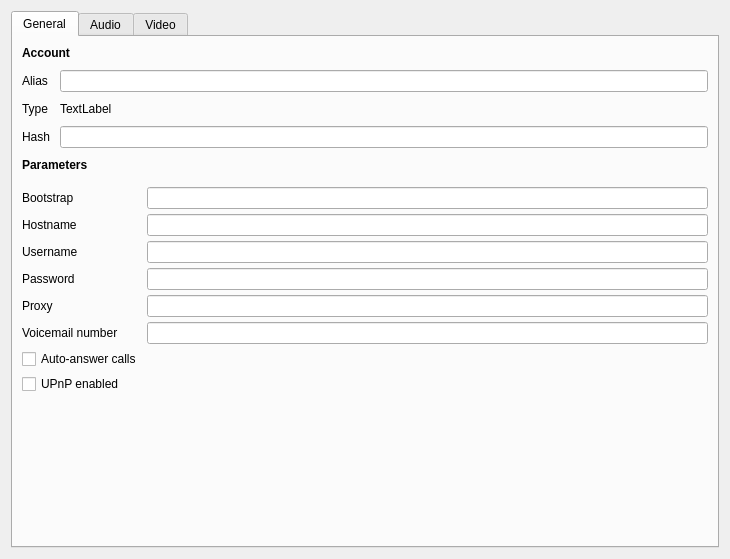
Old version of the form accountdetails.ui in the repository savoirfairelinux/jami-client-windows.
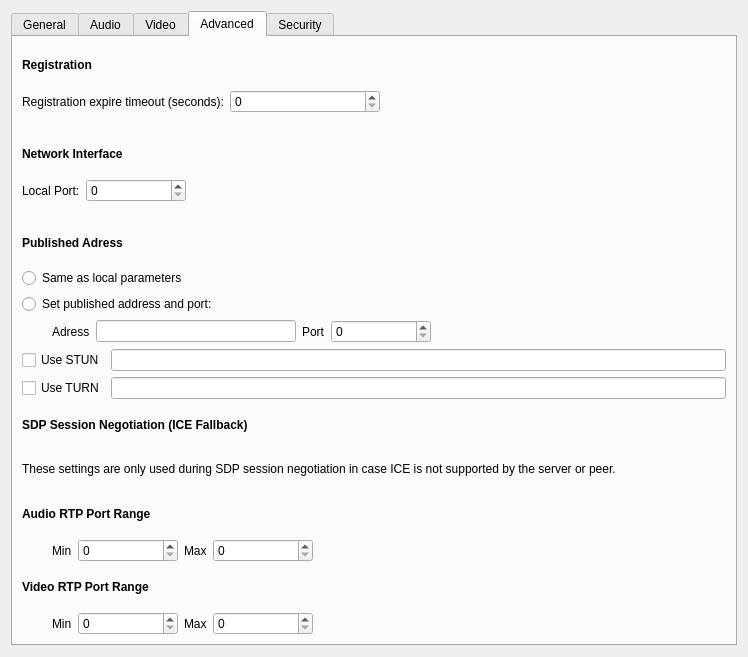
New version of the form. Icons and pictures are not drawn.

Commit message:
settings : add advanced and security settings
Refs

```diff
--- a/accountdetails.ui
+++ b/accountdetails.ui
@@ -6,8 +6,8 @@
    <rect>
     <x>0</x>
     <y>0</y>
-    <width>730</width>
-    <height>559</height>
+    <width>748</width>
+    <height>657</height>
    </rect>
   </property>
   <property name="windowTitle">
@@ -17,7 +17,7 @@
    <item>
     <widget class="QTabWidget" name="tabWidget">
      <property name="currentIndex">
-      <number>0</number>
+      <number>3</number>
      </property>
      <widget class="QWidget" name="gen_tab">
       <attribute name="title">
@@ -209,7 +209,51 @@
             </widget>
            </item>
            <item row="5" column="1">
-            <widget class="QLineEdit" name="voicemailEdit"/>
+            <widget class="QLineEdit" name="lrcfg_mailbox"/>
+           </item>
+           <item row="8" column="0">
+            <widget class="QLabel" name="label">
+             <property name="text">
+              <string>DTMF tone type</string>
+             </property>
+            </widget>
+           </item>
+           <item row="8" column="1">
+            <layout class="QHBoxLayout" name="horizontalLayout_2">
+             <item>
+              <widget class="QRadioButton" name="rtpRadio">
+               <property name="text">
+                <string>RTP</string>
+               </property>
+               <attribute name="buttonGroup">
+                <string notr="true">dtmfGroup</string>
+               </attribute>
+              </widget>
+             </item>
+             <item>
+              <widget class="QRadioButton" name="sipRadio">
+               <property name="text">
+                <string>SIP</string>
+               </property>
+               <attribute name="buttonGroup">
+                <string notr="true">dtmfGroup</string>
+               </attribute>
+              </widget>
+             </item>
+             <item>
+              <spacer name="horizontalSpacer">
+               <property name="orientation">
+                <enum>Qt::Horizontal</enum>
+               </property>
+               <property name="sizeHint" stdset="0">
+                <size>
+                 <width>40</width>
+                 <height>20</height>
+                </size>
+               </property>
+              </spacer>
+             </item>
+            </layout>
            </item>
           </layout>
          </item>
@@ -372,6 +416,635 @@
        </item>
       </layout>
      </widget>
+     <widget class="QWidget" name="advancedTab">
+      <attribute name="title">
+       <string>Advanced</string>
+      </attribute>
+      <layout class="QVBoxLayout" name="verticalLayout_7">
+       <item>
+        <widget class="QLabel" name="label_2">
+         <property name="font">
+          <font>
+           <weight>75</weight>
+           <bold>true</bold>
+          </font>
+         </property>
+         <property name="text">
+          <string>Registration</string>
+         </property>
+        </widget>
+       </item>
+       <item>
+        <layout class="QFormLayout" name="formLayout_3">
+         <item row="0" column="0">
+          <widget class="QLabel" name="label_9">
+           <property name="text">
+            <string>Registration expire timeout (seconds):</string>
+           </property>
+          </widget>
+         </item>
+         <item row="0" column="1">
+          <widget class="QSpinBox" name="lrcfg_registrationExpire">
+           <property name="maximumSize">
+            <size>
+             <width>150</width>
+             <height>16777215</height>
+            </size>
+           </property>
+          </widget>
+         </item>
+        </layout>
+       </item>
+       <item>
+        <widget class="QLabel" name="label_3">
+         <property name="font">
+          <font>
+           <weight>75</weight>
+           <bold>true</bold>
+          </font>
+         </property>
+         <property name="text">
+          <string>Network Interface</string>
+         </property>
+        </widget>
+       </item>
+       <item>
+        <layout class="QFormLayout" name="formLayout_4">
+         <item row="0" column="0">
+          <widget class="QLabel" name="label_10">
+           <property name="text">
+            <string>Local Port:</string>
+           </property>
+          </widget>
+         </item>
+         <item row="0" column="1">
+          <layout class="QHBoxLayout" name="horizontalLayout_7">
+           <item>
+            <widget class="QSpinBox" name="lrcfg_localPort">
+             <property name="minimumSize">
+              <size>
+               <width>100</width>
+               <height>0</height>
+              </size>
+             </property>
+             <property name="maximum">
+              <number>65535</number>
+             </property>
+            </widget>
+           </item>
+           <item>
+            <spacer name="horizontalSpacer_4">
+             <property name="orientation">
+              <enum>Qt::Horizontal</enum>
+             </property>
+             <property name="sizeHint" stdset="0">
+              <size>
+               <width>40</width>
+               <height>20</height>
+              </size>
+             </property>
+            </spacer>
+           </item>
+          </layout>
+         </item>
+        </layout>
+       </item>
+       <item>
+        <widget class="QLabel" name="label_4">
+         <property name="font">
+          <font>
+           <weight>75</weight>
+           <bold>true</bold>
+          </font>
+         </property>
+         <property name="text">
+          <string>Published Adress</string>
+         </property>
+        </widget>
+       </item>
+       <item>
+        <layout class="QVBoxLayout" name="verticalLayout_8">
+         <property name="topMargin">
+          <number>0</number>
+         </property>
+         <property name="bottomMargin">
+          <number>0</number>
+         </property>
+         <item>
+          <widget class="QRadioButton" name="puslishedSameAsLocalRadio">
+           <property name="text">
+            <string>Same as local parameters</string>
+           </property>
+           <attribute name="buttonGroup">
+            <string notr="true">publishGroup</string>
+           </attribute>
+          </widget>
+         </item>
+         <item>
+          <widget class="QRadioButton" name="customPublishedRadio">
+           <property name="text">
+            <string>Set published address and port:</string>
+           </property>
+           <attribute name="buttonGroup">
+            <string notr="true">publishGroup</string>
+           </attribute>
+          </widget>
+         </item>
+         <item>
+          <layout class="QHBoxLayout" name="publishAdressLayout">
+           <property name="leftMargin">
+            <number>30</number>
+           </property>
+           <property name="topMargin">
+            <number>0</number>
+           </property>
+           <item>
+            <widget class="QLabel" name="label_12">
+             <property name="text">
+              <string>Adress</string>
+             </property>
+            </widget>
+           </item>
+           <item>
+            <widget class="QLineEdit" name="lrcfg_publishedAddress">
+             <property name="maximumSize">
+              <size>
+               <width>200</width>
+               <height>16777215</height>
+              </size>
+             </property>
+            </widget>
+           </item>
+           <item>
+            <widget class="QLabel" name="label_11">
+             <property name="text">
+              <string>Port</string>
+             </property>
+            </widget>
+           </item>
+           <item>
+            <widget class="QSpinBox" name="lrcfg_publishedPort">
+             <property name="minimumSize">
+              <size>
+               <width>100</width>
+               <height>0</height>
+              </size>
+             </property>
+             <property name="maximum">
+              <number>65535</number>
+             </property>
+            </widget>
+           </item>
+           <item>
+            <spacer name="horizontalSpacer_5">
+             <property name="orientation">
+              <enum>Qt::Horizontal</enum>
+             </property>
+             <property name="sizeHint" stdset="0">
+              <size>
+               <width>40</width>
+               <height>20</height>
+              </size>
+             </property>
+            </spacer>
+           </item>
+          </layout>
+         </item>
+         <item>
+          <layout class="QHBoxLayout" name="horizontalLayout_8">
+           <property name="topMargin">
+            <number>0</number>
+           </property>
+           <item>
+            <widget class="QCheckBox" name="lrcfg_sipStunEnabled">
+             <property name="text">
+              <string>Use STUN</string>
+             </property>
+            </widget>
+           </item>
+           <item>
+            <widget class="QLineEdit" name="lrcfg_sipStunServer"/>
+           </item>
+          </layout>
+         </item>
+         <item>
+          <layout class="QHBoxLayout" name="horizontalLayout_11">
+           <property name="topMargin">
+            <number>0</number>
+           </property>
+           <item>
+            <widget class="QCheckBox" name="lrcfg_turnEnabled">
+             <property name="text">
+              <string>Use TURN</string>
+             </property>
+            </widget>
+           </item>
+           <item>
+            <widget class="QLineEdit" name="lrcfg_sipTurnServer"/>
+           </item>
+          </layout>
+         </item>
+        </layout>
+       </item>
+       <item>
+        <widget class="QLabel" name="label_5">
+         <property name="font">
+          <font>
+           <weight>75</weight>
+           <bold>true</bold>
+          </font>
+         </property>
+         <property name="text">
+          <string>SDP Session Negotiation (ICE Fallback)</string>
+         </property>
+        </widget>
+       </item>
+       <item>
+        <widget class="QLabel" name="label_6">
+         <property name="text">
+          <string>These settings are only used during SDP session negotiation in case ICE is not supported by the server or peer.</string>
+         </property>
+         <property name="wordWrap">
+          <bool>true</bool>
+         </property>
+        </widget>
+       </item>
+       <item>
+        <widget class="QLabel" name="label_8">
+         <property name="font">
+          <font>
+           <weight>75</weight>
+           <bold>true</bold>
+          </font>
+         </property>
+         <property name="text">
+          <string>Audio RTP Port Range</string>
+         </property>
+        </widget>
+       </item>
+       <item>
+        <layout class="QHBoxLayout" name="horizontalLayout_5">
+         <property name="leftMargin">
+          <number>30</number>
+         </property>
+         <property name="topMargin">
+          <number>0</number>
+         </property>
+         <item>
+          <widget class="QLabel" name="label_13">
+           <property name="text">
+            <string>Min</string>
+           </property>
+          </widget>
+         </item>
+         <item>
+          <widget class="QSpinBox" name="lrcfg_audioPortMin">
+           <property name="minimumSize">
+            <size>
+             <width>100</width>
+             <height>0</height>
+            </size>
+           </property>
+           <property name="maximum">
+            <number>65535</number>
+           </property>
+          </widget>
+         </item>
+         <item>
+          <widget class="QLabel" name="label_14">
+           <property name="text">
+            <string>Max</string>
+           </property>
+          </widget>
+         </item>
+         <item>
+          <widget class="QSpinBox" name="lrcfg_audioPortMax">
+           <property name="minimumSize">
+            <size>
+             <width>100</width>
+             <height>0</height>
+            </size>
+           </property>
+           <property name="maximum">
+            <number>65535</number>
+           </property>
+          </widget>
+         </item>
+         <item>
+          <spacer name="horizontalSpacer_2">
+           <property name="orientation">
+            <enum>Qt::Horizontal</enum>
+           </property>
+           <property name="sizeHint" stdset="0">
+            <size>
+             <width>40</width>
+             <height>20</height>
+            </size>
+           </property>
+          </spacer>
+         </item>
+        </layout>
+       </item>
+       <item>
+        <widget class="QLabel" name="label_7">
+         <property name="font">
+          <font>
+           <weight>75</weight>
+           <bold>true</bold>
+          </font>
+         </property>
+         <property name="text">
+          <string>Video RTP Port Range</string>
+         </property>
+        </widget>
+       </item>
+       <item>
+        <layout class="QHBoxLayout" name="horizontalLayout_6">
+         <property name="leftMargin">
+          <number>30</number>
+         </property>
+         <property name="topMargin">
+          <number>0</number>
+         </property>
+         <item>
+          <widget class="QLabel" name="label_15">
+           <property name="text">
+            <string>Min</string>
+           </property>
+          </widget>
+         </item>
+         <item>
+          <widget class="QSpinBox" name="lrcfg_videoPortMin">
+           <property name="minimumSize">
+            <size>
+             <width>100</width>
+             <height>0</height>
+            </size>
+           </property>
+           <property name="maximum">
+            <number>65535</number>
+           </property>
+          </widget>
+         </item>
+         <item>
+          <widget class="QLabel" name="label_16">
+           <property name="text">
+            <string>Max</string>
+           </property>
+          </widget>
+         </item>
+         <item>
+          <widget class="QSpinBox" name="lrcfg_videoPortMax">
+           <property name="minimumSize">
+            <size>
+             <width>100</width>
+             <height>0</height>
+            </size>
+           </property>
+           <property name="maximum">
+            <number>65535</number>
+           </property>
+          </widget>
+         </item>
+         <item>
+          <spacer name="horizontalSpacer_3">
+           <property name="orientation">
+            <enum>Qt::Horizontal</enum>
+           </property>
+           <property name="sizeHint" stdset="0">
+            <size>
+             <width>40</width>
+             <height>20</height>
+            </size>
+           </property>
+          </spacer>
+         </item>
+        </layout>
+       </item>
+      </layout>
+     </widget>
+     <widget class="QWidget" name="securityTab">
+      <attribute name="title">
+       <string>Security</string>
+      </attribute>
+      <layout class="QVBoxLayout" name="verticalLayout_9">
+       <item>
+        <widget class="QLabel" name="label_17">
+         <property name="font">
+          <font>
+           <weight>75</weight>
+           <bold>true</bold>
+          </font>
+         </property>
+         <property name="text">
+          <string>Media Stream Encryption</string>
+         </property>
+        </widget>
+       </item>
+       <item>
+        <widget class="QCheckBox" name="srtpEnabled">
+         <property name="text">
+          <string>Encrypt media stream (SRTP)</string>
+         </property>
+        </widget>
+       </item>
+       <item>
+        <layout class="QHBoxLayout" name="horizontalLayout_3">
+         <item>
+          <widget class="QLabel" name="label_18">
+           <property name="text">
+            <string>Key exchange protocol</string>
+           </property>
+          </widget>
+         </item>
+         <item>
+          <widget class="QComboBox" name="keyExchangeModelCombo"/>
+         </item>
+        </layout>
+       </item>
+       <item>
+        <widget class="QCheckBox" name="lrcfg_srtpRtpFallback">
+         <property name="text">
+          <string>Fallback on RTP on encryption failure</string>
+         </property>
+        </widget>
+       </item>
+       <item>
+        <widget class="QLabel" name="label_19">
+         <property name="font">
+          <font>
+           <weight>75</weight>
+           <bold>true</bold>
+          </font>
+         </property>
+         <property name="text">
+          <string>Negotitation Encryption</string>
+         </property>
+        </widget>
+       </item>
+       <item>
+        <widget class="QCheckBox" name="lrcfg_tlsEnabled">
+         <property name="text">
+          <string>Encrypt negotiation (TLS)</string>
+         </property>
+        </widget>
+       </item>
+       <item>
+        <layout class="QFormLayout" name="formLayout_5">
+         <item row="0" column="0">
+          <widget class="QLabel" name="label_20">
+           <property name="text">
+            <string>CA certificate</string>
+           </property>
+          </widget>
+         </item>
+         <item row="1" column="0">
+          <widget class="QLabel" name="label_21">
+           <property name="text">
+            <string>User certificate</string>
+           </property>
+          </widget>
+         </item>
+         <item row="2" column="0">
+          <widget class="QLabel" name="label_22">
+           <property name="text">
+            <string>Private key</string>
+           </property>
+          </widget>
+         </item>
+         <item row="3" column="0">
+          <widget class="QLabel" name="label_23">
+           <property name="text">
+            <string>Private key password</string>
+           </property>
+          </widget>
+         </item>
+         <item row="4" column="0">
+          <widget class="QLabel" name="label_24">
+           <property name="text">
+            <string>TLS protocol method</string>
+           </property>
+          </widget>
+         </item>
+         <item row="5" column="0">
+          <widget class="QLabel" name="label_25">
+           <property name="text">
+            <string>Outgoing TLS server name</string>
+           </property>
+          </widget>
+         </item>
+         <item row="6" column="0">
+          <widget class="QLabel" name="label_26">
+           <property name="text">
+            <string>Negotiation timeout (seconds)</string>
+           </property>
+          </widget>
+         </item>
+         <item row="3" column="1">
+          <widget class="QLineEdit" name="lrcfg_tlsPassword">
+           <property name="echoMode">
+            <enum>QLineEdit::Password</enum>
+           </property>
+          </widget>
+         </item>
+         <item row="4" column="1">
+          <widget class="QComboBox" name="tlsProtocoCombo"/>
+         </item>
+         <item row="5" column="1">
+          <widget class="QLineEdit" name="lrcfg_tlsServerName"/>
+         </item>
+         <item row="6" column="1">
+          <widget class="QSpinBox" name="lrcfg_tlsNegotiationTimeoutSec">
+           <property name="maximum">
+            <number>100000</number>
+           </property>
+          </widget>
+         </item>
+         <item row="1" column="1">
+          <widget class="QPushButton" name="lrcfg_tlsCertificate">
+           <property name="layoutDirection">
+            <enum>Qt::RightToLeft</enum>
+           </property>
+           <property name="text">
+            <string>PushButton</string>
+           </property>
+           <property name="icon">
+            <iconset resource="ressources.qrc">
+             <normaloff>:/images/folder-download.png</normaloff>:/images/folder-download.png</iconset>
+           </property>
+          </widget>
+         </item>
+         <item row="2" column="1">
+          <widget class="QPushButton" name="lrcfg_tlsPrivateKeyCertificate">
+           <property name="layoutDirection">
+            <enum>Qt::RightToLeft</enum>
+           </property>
+           <property name="text">
+            <string>PushButton</string>
+           </property>
+           <property name="icon">
+            <iconset resource="ressources.qrc">
+             <normaloff>:/images/folder-download.png</normaloff>:/images/folder-download.png</iconset>
+           </property>
+          </widget>
+         </item>
+         <item row="0" column="1">
+          <widget class="QPushButton" name="lrcfg_tlsCaListCertificate">
+           <property name="layoutDirection">
+            <enum>Qt::RightToLeft</enum>
+           </property>
+           <property name="text">
+            <string>PushButton</string>
+           </property>
+           <property name="icon">
+            <iconset resource="ressources.qrc">
+             <normaloff>:/images/folder-download.png</normaloff>:/images/folder-download.png</iconset>
+           </property>
+          </widget>
+         </item>
+        </layout>
+       </item>
+       <item>
+        <layout class="QHBoxLayout" name="horizontalLayout_4">
+         <item>
+          <widget class="QRadioButton" name="radioButton_2">
+           <property name="text">
+            <string>Use default ciphers</string>
+           </property>
+          </widget>
+         </item>
+         <item>
+          <widget class="QRadioButton" name="radioButton">
+           <property name="text">
+            <string>User custom cipher list</string>
+           </property>
+          </widget>
+         </item>
+        </layout>
+       </item>
+       <item>
+        <widget class="QCheckBox" name="lrcfg_tlsVerifyServer">
+         <property name="text">
+          <string>Verify incoming certificates (server side)</string>
+         </property>
+        </widget>
+       </item>
+       <item>
+        <widget class="QCheckBox" name="lrcfg_tlsVerifyClient">
+         <property name="text">
+          <string>Verify answer certificates (client side)</string>
+         </property>
+        </widget>
+       </item>
+       <item>
+        <widget class="QCheckBox" name="lrcfg_tlsRequireClientCertificate">
+         <property name="text">
+          <string>Require a certificate for incoming TLS connections</string>
+         </property>
+        </widget>
+       </item>
+      </layout>
+     </widget>
     </widget>
    </item>
   </layout>
```
Left out of the diff: 101 changed lines with no effect on the pictures. The commit also changes 10 other files.
